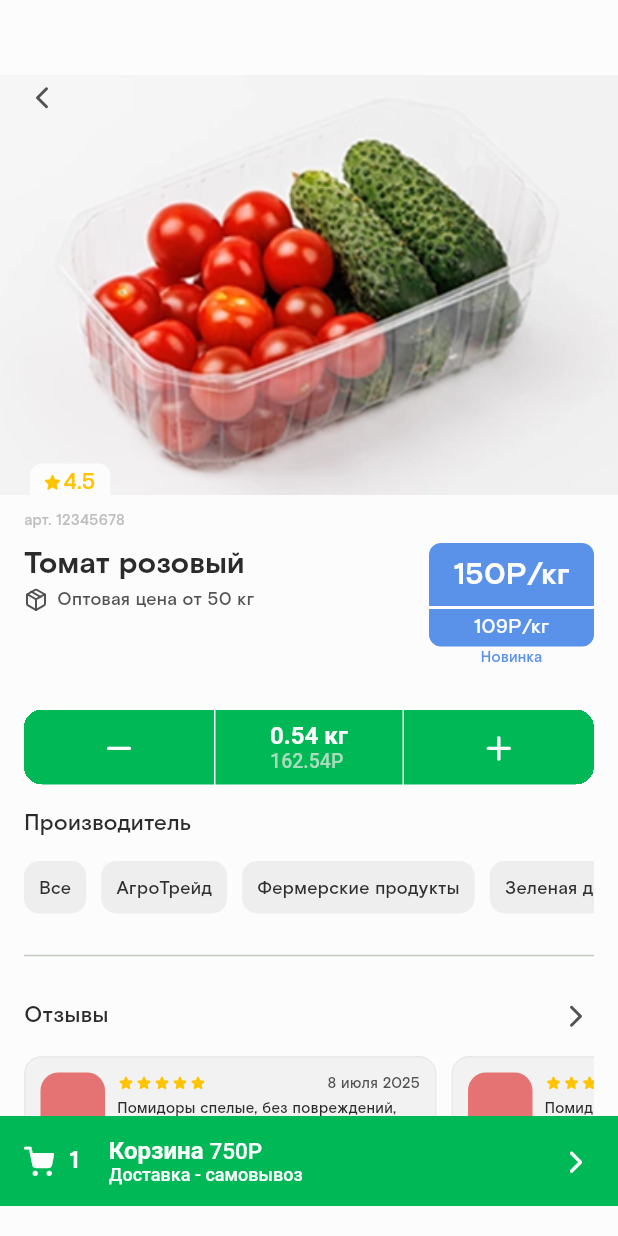
After one commit to MunIine/dorimol, a Flutter app: the ItemScreen screen opened directly, on a phone screen of 412 x 824 dp. The commit adds this screen. Run offline on Flutter 3.47's test engine with Material 3 defaults, Android fonts, the phone set to English and light mode, and no system bars.

Commit message:
Add item screen

```diff
--- a/lib/screens/catalog/catalog.dart
+++ b/lib/screens/catalog/catalog.dart
@@ -3,6 +3,7 @@ import 'dart:math';
 import 'package:dorimol/theme/app_colors.dart';
 import 'package:dorimol/theme/app_text.dart';
 import 'package:dorimol/widgets/export.dart';
+import 'package:dorimol/widgets/helpers/return_button.dart';
 import 'package:flutter/material.dart';
 
 class CatalogScreen extends StatelessWidget {
@@ -14,16 +15,7 @@ class CatalogScreen extends StatelessWidget {
     return Scaffold(
       backgroundColor: Color(0xFFF9F9F9),
       appBar: AppBar(
-        leading: IconButton(
-          onPressed: () => Navigator.of(context).pop(),
-          style: IconButton.styleFrom(
-            backgroundColor: Color(0xFFF9F9F9)
-          ),
-          icon: Transform.rotate(
-            angle: 3.14159,
-            child: Icon(SvgIcons.back)
-          )
-        ),
+        leading: ReturnButton(),
         title: Text("Овощи", style: AppText.h2.copyWith(letterSpacing: 2.5, color: colorTheme.seedColor)),
         backgroundColor: Color(0xFFF9F9F9),
         surfaceTintColor: Color(0xFFF9F9F9),
--- /dev/null
+++ b/lib/screens/item/item.dart
@@ -0,0 +1,294 @@
+import 'dart:math';
+
+import 'package:dorimol/theme/app_colors.dart';
+import 'package:dorimol/theme/app_text.dart';
+import 'package:dorimol/widgets/export.dart';
+import 'package:dorimol/widgets/helpers/rating_block.dart';
+import 'package:dorimol/widgets/helpers/return_button.dart';
+import 'package:dorimol/widgets/svg_icons.dart';
+import 'package:flutter/material.dart';
+
+class ItemScreen extends StatelessWidget {
+  const ItemScreen({super.key});
+
+  @override
+  Widget build(BuildContext context) {
+    final colorTheme = Theme.of(context).extension<AppColors>()!;
+    final List<String> vendors = ["Все", "АгроТрейд", "Фермерские продукты", "Зеленая долина", "Овощи от бабушки"];
+
+    return Scaffold(
+      body: ListView(
+        padding: EdgeInsets.zero,
+        children: [
+          SizedBox(height: 50),
+          Stack(
+            children: [
+              Container(
+                height: 280,
+                decoration: BoxDecoration(
+                  image: DecorationImage(
+                    image: AssetImage("lib/assets/images/items/item2.png"),
+                    fit: BoxFit.cover
+                  )
+                ),
+              ),
+              Positioned(
+                left: 20,
+                top: 259,
+                child: RatingBlock(
+                  padding: EdgeInsets.only(left: 8).copyWith(right: 10).copyWith(top: 2),
+                  useStarTextColor: true,
+                  style: AppText.t5,
+                  iconSize: 14,
+                  borderRadius: 8,
+                )
+              ),
+              Positioned(
+                left: 16,
+                top: 4,
+                child: ReturnButton()
+              )
+            ],
+          ),
+          Padding(
+            padding: EdgeInsets.symmetric(horizontal: 16).copyWith(top: 10),
+            child: Column(
+              crossAxisAlignment: CrossAxisAlignment.start,
+              children: [
+                Text("арт. 12345678", style: AppText.t0.copyWith(color: colorTheme.tips)),
+                Padding(
+                  padding: const EdgeInsets.symmetric(vertical: 8),
+                  child: Row(
+                    crossAxisAlignment: CrossAxisAlignment.start,
+                    children: [
+                      Column(
+                        crossAxisAlignment: CrossAxisAlignment.start,
+                        children: [
+                          Text("Томат розовый", style: AppText.h1.copyWith(color: colorTheme.textBlack)),
+                          Row(
+                            children: [
+                              Icon(SvgIcons.package, size: 16, color: colorTheme.iconGray),
+                              SizedBox(width: 6),
+                              Text("Оптовая цена от 50 кг", style: AppText.t2.copyWith(color: colorTheme.iconGray))
+                            ],
+                          )
+                        ],
+                      ),
+                      Spacer(),
+                      DoublePriceBlock(atr: "new"),
+                    ],
+                  ),
+                ),
+                SizedBox(height: 20),
+                ChangeItemInCart(
+                  cartHeight: 50,
+                  iconSize: 24,
+                  equalWidth: true,
+                  weightTextStyle: AppText.h2,
+                  priceTextStyle: AppText.t3,
+                ),
+                SizedBox(height: 15),
+                Text("Производитель", style: AppText.t5.copyWith(color: colorTheme.textBlack)),
+                SizedBox(height: 15),
+                SizedBox(
+                  height: 35,
+                  child: ListView.separated(
+                    itemCount: vendors.length,
+                    scrollDirection: Axis.horizontal,
+                    separatorBuilder: (context, index) => SizedBox(width: 10),
+                    itemBuilder: (BuildContext context, int index) {
+                      return Container(
+                        padding: EdgeInsets.all(10),
+                        decoration: BoxDecoration(
+                          color: colorTheme.block,
+                          borderRadius: BorderRadius.circular(10)
+                        ),
+                        child: Text(
+                          vendors[index],
+                          style: AppText.t2.copyWith(color: colorTheme.textGray),
+                        ),
+                      );
+                    },
+                  ),
+                ),
+                SizedBox(height: 20),
+                Divider(),
+                SizedBox(height: 20),
+                Row(
+                  children: [
+                    Text("Отзывы", style: AppText.t5.copyWith(color: colorTheme.textBlack)),
+                    Spacer(),
+                    IconButton(
+                      onPressed: () {},
+                      icon: Icon(SvgIcons.back),
+                      style: IconButton.styleFrom(
+                        backgroundColor: Colors.transparent,
+                      ),
+                    )
+                  ],
+                ),
+                SizedBox(height: 15),
+                SizedBox(
+                  height: 65,
+                  child: ListView.separated(
+                    itemCount: 3,
+                    scrollDirection: Axis.horizontal,
+                    separatorBuilder: (context, index) => SizedBox(width: 10),
+                    itemBuilder: (context, index) => SizedBox(height: 65,width: 275, child: FeedbackCard()),
+                  ),
+                ),
+                SizedBox(height: 20),
+                Divider(),
+                SizedBox(height: 15),
+                Text("Похожие товары", style: AppText.h2.copyWith(color: colorTheme.textBlack)),
+                GridView.builder(
+                  itemCount: 6,
+                  shrinkWrap: true,
+                  physics: NeverScrollableScrollPhysics(),
+                  gridDelegate: SliverGridDelegateWithFixedCrossAxisCount(
+                    crossAxisCount: 2,
+                    mainAxisSpacing: 10,
+                    crossAxisSpacing: 10,
+                    childAspectRatio: 185/285
+                  ),
+                  itemBuilder: (context, index) => ItemCard(inCart: [false, true][Random().nextInt(2)], atr: [null, "new", "sale"][Random().nextInt(3)])
+                ),
+              ],
+            ),
+          )
+        ],
+      ),
+      bottomNavigationBar: BottomNavBar(),
+    );
+  }
+}
+
+class FeedbackCard extends StatelessWidget {
+  const FeedbackCard({super.key});
+
+  @override
+  Widget build(BuildContext context) {
+    final colorTheme = Theme.of(context).extension<AppColors>()!;
+
+    return Container(
+      padding: EdgeInsets.all(10),
+      decoration: BoxDecoration(
+        color: Color(0xFFF2F2F2),
+        border: Border.all(color: Color(0xFFE9E9E9), width: 1),
+        borderRadius: BorderRadius.circular(12)
+      ),
+      child: Row(
+        children: [
+          AspectRatio(
+            aspectRatio: 1,
+            child: Container(
+              height: double.infinity,
+              decoration: BoxDecoration(
+                color: Colors.red.shade300,
+                borderRadius: BorderRadius.circular(12)
+              ),
+            ),
+          ),
+          SizedBox(width: 8),
+          Expanded(
+            child: Column(
+              children: [
+                Row(
+                  mainAxisAlignment: MainAxisAlignment.spaceBetween,
+                  children: [
+                    Row(
+                      children: List.generate(5, (index) => Icon(Icons.star_rounded, size: 12, color: colorTheme.yellow)),
+                    ),
+                    Text("8 июля 2025", style: AppText.t0.copyWith(color: colorTheme.iconGray)),
+                  ],
+                ),
+                SizedBox(height: 5),
+                Padding(
+                  padding: const EdgeInsets.only(right: 15),
+                  child: Text(
+                    "Помидоры спелые, без повреждений, огурцы хрустящие, зелень пахнет, как с грядки.",
+                    style: AppText.t0.copyWith(color: colorTheme.textBlack, height: 1.1),
+                    maxLines: 2,
+                    overflow: TextOverflow.ellipsis,
+                  ),
+                ),
+              ],
+            ),
+          )
+        ],
+      ),
+    );
+  }
+}
+
+class DoublePriceBlock extends StatelessWidget {
+  const DoublePriceBlock({
+    super.key,
+    required this.atr,
+    this.width = 110,
+    this.borderRadius = 8,
+  });
+
+  final String? atr;
+  final double width;
+  final double borderRadius;
+
+  @override
+  Widget build(BuildContext context) {
+    final colorTheme = Theme.of(context).extension<AppColors>()!;
+    Color textColor;
+    Color secondTextColor;
+    Color blockColor;
+    String? text;
+
+    if (atr == "new"){
+      textColor = colorTheme.background;
+      secondTextColor = colorTheme.background;
+      blockColor = colorTheme.blue;
+      text = "Новинка";
+    }
+    else if(atr == "sale"){
+      textColor = colorTheme.background;
+      secondTextColor = colorTheme.background;
+      blockColor = colorTheme.yellow;
+      text = "Скидка";
+    }
+    else{
+      textColor = colorTheme.textGray;
+      secondTextColor = colorTheme.iconGray;
+      blockColor = colorTheme.block;
+    }
+
+    return SizedBox(
+      width: width,
+      child: Column(
+        children: [
+          Container(
+            width: double.infinity,
+            decoration: BoxDecoration(
+              borderRadius: BorderRadius.only(topLeft: Radius.circular(borderRadius), topRight: Radius.circular(borderRadius)),
+              color: blockColor
+            ),
+            child: Padding(
+              padding: const EdgeInsets.only(top: 7, bottom: 6),
+              child: Center(child: Text("150Р/кг", style: AppText.h1.copyWith(color: textColor))),
+            ),
+          ),
+          SizedBox(height: 2),
+          Container(
+            width: double.infinity,
+            decoration: BoxDecoration(
+              borderRadius: BorderRadius.only(bottomLeft: Radius.circular(borderRadius), bottomRight: Radius.circular(borderRadius)),
+              color: blockColor
+            ),
+            child: Padding(
+              padding: const EdgeInsets.symmetric(vertical: 3),
+              child: Center(child: Text("109Р/кг", style: AppText.t3.copyWith(color: secondTextColor))),
+            ),
+          ),
+          if (text != null) Text(text, style: AppText.t0.copyWith(color: blockColor))
+        ],
+      ),
+    );
+  }
+}
--- a/lib/widgets/cart/change_item_in_cart.dart
+++ b/lib/widgets/cart/change_item_in_cart.dart
@@ -8,9 +8,17 @@ class ChangeItemInCart extends StatelessWidget {
   const ChangeItemInCart({
     super.key,
     required this.cartHeight,
+    this.equalWidth = false,
+    this.iconSize = 16,
+    this.weightTextStyle = AppText.t1,
+    this.priceTextStyle = AppText.t0,
   });
 
   final double cartHeight;
+  final double iconSize;
+  final bool equalWidth;
+  final TextStyle weightTextStyle;
+  final TextStyle priceTextStyle;
 
   @override
   Widget build(BuildContext context) {
@@ -21,14 +29,17 @@ class ChangeItemInCart extends StatelessWidget {
         borderRadius: BorderRadius.circular(12)
       ),
       clipBehavior: Clip.hardEdge,
-      child: Row(
+      child: LayoutBuilder(
+        builder: (context, constraints) {
+          final width = constraints.maxWidth/3;
+
+          return Row(
             mainAxisAlignment: MainAxisAlignment.spaceBetween,
             children: [
-          CartButton(icon: SvgIcons.minus, cartHeight: cartHeight),
+              CartButton(icon: SvgIcons.minus, iconSize: iconSize, cartHeight: cartHeight, width: equalWidth ? width : null,),
               SizedBox(width: 1),
               Expanded(
                 child: Container(
-              width: double.infinity,
                   height: cartHeight,
                   color: colorTheme.seedColor,
                   alignment: Alignment.center,
@@ -37,16 +48,18 @@ class ChangeItemInCart extends StatelessWidget {
                     text: TextSpan(
                       style: AppText.rostelecom,
                       children: [
-                    TextSpan(text: "0.54 кг\n", style: AppText.t1.copyWith(color: colorTheme.background)),
-                    TextSpan(text: "162.54Р", style: AppText.t0.copyWith(color: colorTheme.accint))
+                        TextSpan(text: "0.54 кг\n", style: weightTextStyle.copyWith(color: colorTheme.background)),
+                        TextSpan(text: "162.54Р", style: priceTextStyle.copyWith(color: colorTheme.accint))
                       ]
                     )
                   ),
                 ),
               ),
               SizedBox(width: 1),
-          CartButton(icon: SvgIcons.plus, cartHeight: cartHeight),
+              CartButton(icon: SvgIcons.plus, iconSize: iconSize, cartHeight: cartHeight, width: equalWidth ? width : null),
             ],
+          );
+        }
       ),
     );
   }
@@ -56,10 +69,14 @@ class CartButton extends StatelessWidget {
   const CartButton({
     super.key,
     required this.icon,
+    required this.iconSize,
     required this.cartHeight,
+    this.width,
   });
 
   final double cartHeight;
+  final double iconSize;
+  final double? width;
   final IconData icon;
 
   @override
@@ -68,13 +85,14 @@ class CartButton extends StatelessWidget {
 
     return SizedBox(
       height: cartHeight,
+      width: width,
       child: IconButton(
         onPressed: (){},
-        padding: EdgeInsets.symmetric(vertical: 7).copyWith(left: 9, right: 9),
+        padding: EdgeInsets.symmetric(horizontal: 9),
         icon: Icon(
           icon,
           color: colorTheme.background,
-          size: 16,
+          size: iconSize,
         ),
         style: IconButton.styleFrom(
           backgroundColor: colorTheme.seedColor,
--- /dev/null
+++ b/lib/widgets/helpers/rating_block.dart
@@ -0,0 +1,42 @@
+import 'package:dorimol/theme/app_colors.dart';
+import 'package:flutter/material.dart';
+
+class RatingBlock extends StatelessWidget {
+  const RatingBlock({
+    super.key,
+    this.useStarTextColor = false,
+    required this.borderRadius,
+    required this.style,
+    required this.iconSize,
+    required this.padding,
+  });
+
+  final bool useStarTextColor;
+  final double borderRadius;
+  final EdgeInsets padding;
+  final TextStyle style;
+  final double iconSize;
+
+  @override
+  Widget build(BuildContext context) {
+    final colorTheme = Theme.of(context).extension<AppColors>()!;
+
+    return Container(
+      padding: padding,
+      decoration: BoxDecoration(
+        color: colorTheme.background,
+        borderRadius: BorderRadius.only(
+          topLeft: Radius.circular(borderRadius),
+          topRight: Radius.circular(borderRadius)
+        )
+      ),
+      child: Row(
+        crossAxisAlignment: CrossAxisAlignment.center,
+        children: [
+          Icon(Icons.star_rounded, color: colorTheme.yellow, size: iconSize),
+          Text("4.5", style: style.copyWith(color: useStarTextColor ? colorTheme.yellow : colorTheme.textBlack),)
+        ],
+      ),
+    );
+  }
+}
--- /dev/null
+++ b/lib/widgets/helpers/return_button.dart
@@ -0,0 +1,25 @@
+
+import 'package:dorimol/widgets/svg_icons.dart';
+import 'package:flutter/material.dart';
+
+class ReturnButton extends StatelessWidget {
+  const ReturnButton({
+    super.key, this.size,
+  });
+
+  final double? size;
+
+  @override
+  Widget build(BuildContext context) {
+    return IconButton(
+      onPressed: () => Navigator.of(context).pop(),
+      style: IconButton.styleFrom(
+        backgroundColor: Colors.transparent
+      ),
+      icon: Transform.rotate(
+        angle: 3.14159,
+        child: Icon(SvgIcons.back, size: size,)
+      )
+    );
+  }
+}
--- a/lib/widgets/item_card.dart
+++ b/lib/widgets/item_card.dart
@@ -1,6 +1,8 @@
+import 'package:dorimol/screens/item/item.dart';
 import 'package:dorimol/theme/app_colors.dart';
 import 'package:dorimol/theme/app_text.dart';
 import 'package:dorimol/widgets/cart/adaptive_cart.dart';
+import 'package:dorimol/widgets/helpers/rating_block.dart';
 import 'package:flutter/material.dart';
 
 class ItemCard extends StatelessWidget {
@@ -14,7 +16,9 @@ class ItemCard extends StatelessWidget {
     const double height = 285;
     const double cartHeight = 36;
 
-    return Container(
+    return GestureDetector(
+      onTap: () => Navigator.of(context).push(MaterialPageRoute(builder: (context) => ItemScreen())),
+      child: Container(
         height: height,
         width: 185,
         clipBehavior: Clip.hardEdge,
@@ -39,21 +43,11 @@ class ItemCard extends StatelessWidget {
                 Positioned(
                   top: height*0.44-15,
                   left: 8,
-                child: Container(
+                  child: RatingBlock(
                     padding: EdgeInsets.only(top: 2).copyWith(right: 8, left: 4),
-                  decoration: BoxDecoration(
-                    color: colorTheme.background,
-                    borderRadius: BorderRadius.only(
-                      topLeft: Radius.circular(3),
-                      topRight: Radius.circular(3)
-                    )
-                  ),
-                  child: Row(
-                    children: [
-                      Icon(Icons.star_rounded, color: colorTheme.yellow, size: 10,),
-                      Text("4.5", style: AppText.t09,)
-                    ],
-                  ),
+                    style: AppText.t09,
+                    iconSize: 10,
+                    borderRadius: 3,
                   )
                 )
               ],
@@ -84,10 +78,10 @@ class ItemCard extends StatelessWidget {
             )
           ],
         ),
+      ),
     );
   }
 }
-
 
 class PriceBlock extends StatelessWidget {
   const PriceBlock({super.key, required this.atr});
--- a/lib/widgets/svg_icons.dart
+++ b/lib/widgets/svg_icons.dart
@@ -18,4 +18,5 @@ class SvgIcons {
   static const IconData xCirleFilled = IconData(0xe912, fontFamily: _fontFamily);
   static const IconData radioButtonOff = IconData(0xe913, fontFamily: _fontFamily);
   static const IconData radioButtonOn = IconData(0xe914, fontFamily: _fontFamily);
+  static const IconData package = IconData(0xe915, fontFamily: _fontFamily);
 }
--- a/pubspec.yaml
+++ b/pubspec.yaml
@@ -34,4 +34,4 @@ flutter:
 
   assets:
     - lib/assets/images/categories/fruits.png
-    - lib/assets/images/items/item.png
+    - lib/assets/images/items/
```
Also changed, not shown: lib/assets/fonts/icomoon.ttf, lib/assets/images/items/item2.png (added). Lines whose indentation alone changed are shown as unchanged.
